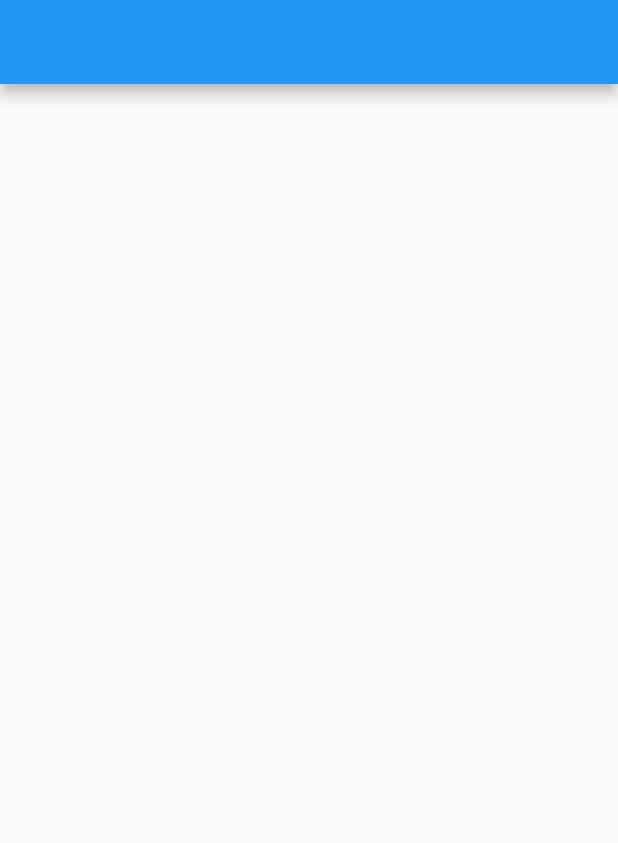
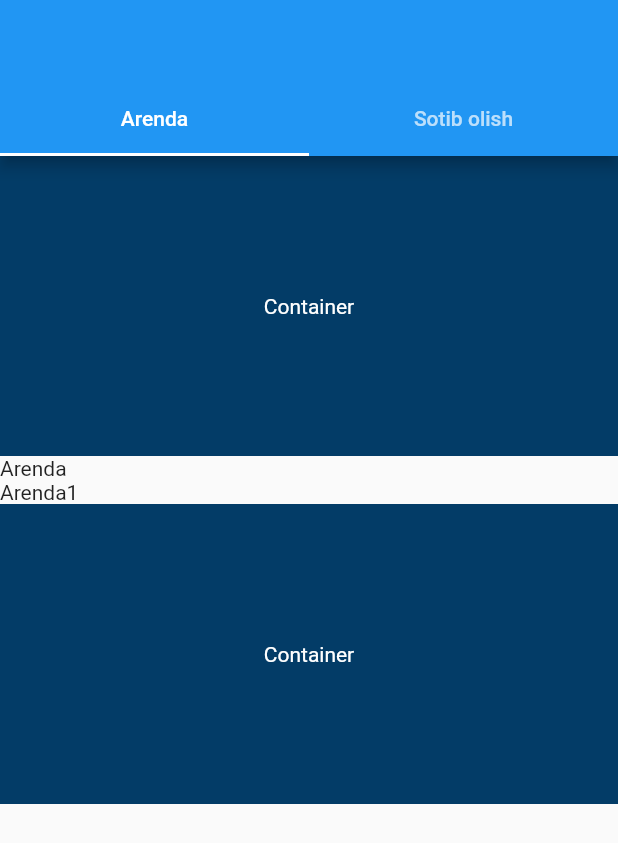
Before and after one commit to Jamshid1901/ddd_lesson, a Flutter app: the screen it shows after launch, on a phone screen of 412 x 824 dp. Shown: the top 843 px of the screen. Run offline on Flutter 3.47's test engine with Material 2 defaults, Android fonts, the phone set to English and light mode, and no system bars.

Commit message:
-- add tabbars

```diff
--- a/lib/presentation/pages/home/home_page.dart
+++ b/lib/presentation/pages/home/home_page.dart
@@ -1,3 +1,4 @@
+import 'package:ddd_lesson/presentation/styles/styles.dart';
 import 'package:flutter/material.dart';
 
 class HomePage extends StatefulWidget {
@@ -7,11 +8,68 @@ class HomePage extends StatefulWidget {
   State<HomePage> createState() => _HomePageState();
 }
 
-class _HomePageState extends State<HomePage> {
+class _HomePageState extends State<HomePage>
+    with SingleTickerProviderStateMixin {
+  late TabController tabController;
+
+  @override
+  void initState() {
+    tabController = TabController(length: 2, vsync: this);
+    super.initState();
+  }
+
   @override
   Widget build(BuildContext context) {
     return Scaffold(
-      appBar: AppBar(),
+      appBar: AppBar(
+        bottom: TabBar(
+          controller: tabController,
+          tabs: [
+            Tab(
+              text: "Arenda",
+            ),
+            Tab(
+              text: "Sotib olish",
+            ),
+          ],
+        ),
+      ),
+      body: Column(
+        children: [
+          Container(
+            width: double.infinity,
+            height: 200,
+            color: Styles.primaryColor,
+            child: Center(
+              child: Text(
+                "Container",
+                style: TextStyle(color: Colors.white),
+              ),
+            ),
+          ),
+          Expanded(
+            child: TabBarView(controller: tabController,
+                children: [
+              ListView(children: [
+                Text("Arenda"),
+                Text("Arenda1"),
+                Container(
+                  width: double.infinity,
+                  height: 200,
+                  color: Styles.primaryColor,
+                  child: Center(
+                    child: Text(
+                      "Container",
+                      style: TextStyle(color: Colors.white),
+                    ),
+                  ),
+                )
+              ]),
+              Text("Sotib olish"),
+            ]),
+          ),
+        ],
+      ),
     );
   }
 }
```
